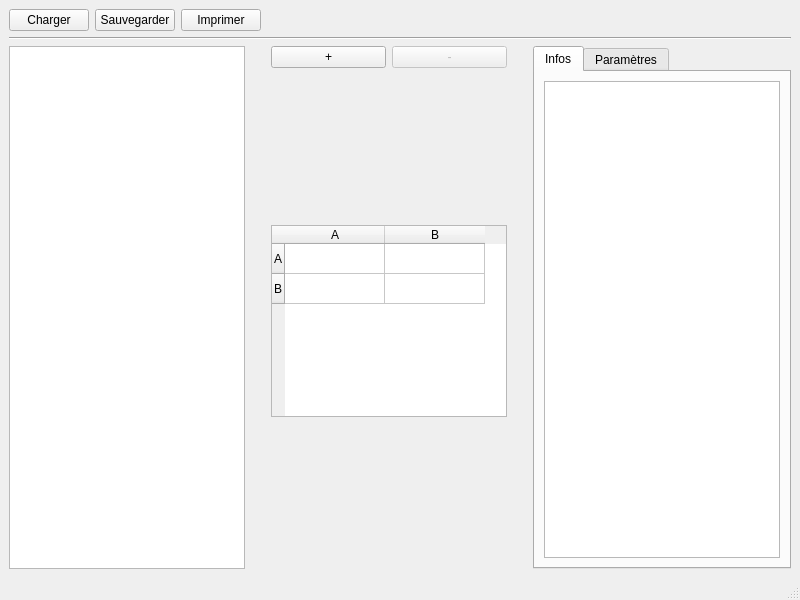
This is mainwindow.ui in safirex/Matrix-editor as Qt 5 draws it before an edit. The edited form follows.
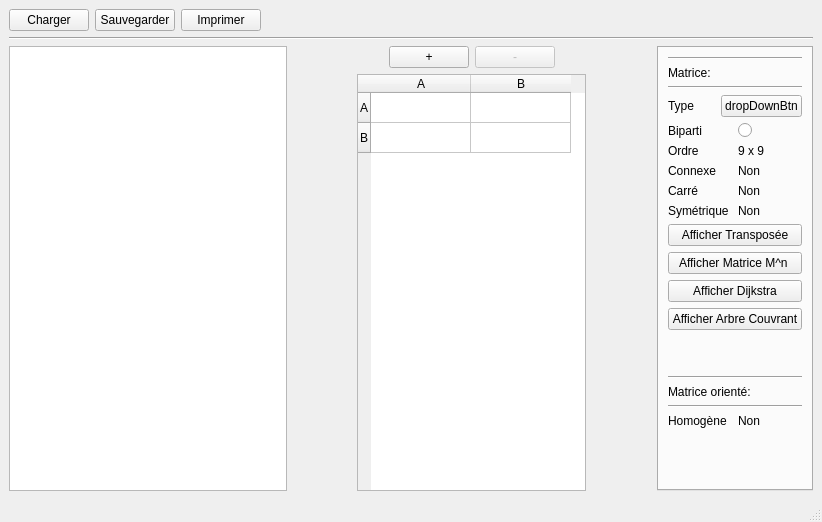
This is the edited form. Custom widgets are drawn as their Qt base class.

The edit to the form file:
```diff
--- a/mainwindow.ui
+++ b/mainwindow.ui
@@ -6,10 +6,15 @@
    <rect>
     <x>0</x>
     <y>0</y>
-    <width>800</width>
-    <height>600</height>
+    <width>822</width>
+    <height>522</height>
    </rect>
   </property>
+  <property name="font">
+   <font>
+    <family>MS Shell Dlg 2</family>
+   </font>
+  </property>
   <property name="windowTitle">
    <string>MainWindow</string>
   </property>
@@ -65,7 +70,7 @@
       <item>
        <widget class="QGraphicsView" name="graphicsView">
         <property name="sizePolicy">
-         <sizepolicy hsizetype="Expanding" vsizetype="Expanding">
+         <sizepolicy hsizetype="MinimumExpanding" vsizetype="Preferred">
           <horstretch>0</horstretch>
           <verstretch>0</verstretch>
          </sizepolicy>
@@ -77,6 +82,9 @@
         <property name="orientation">
          <enum>Qt::Horizontal</enum>
         </property>
+        <property name="sizeType">
+         <enum>QSizePolicy::Minimum</enum>
+        </property>
         <property name="sizeHint" stdset="0">
          <size>
           <width>40</width>
@@ -86,14 +94,36 @@
        </spacer>
       </item>
       <item>
-       <layout class="QGridLayout" name="gridLayout">
+       <layout class="QVBoxLayout" name="verticalLayout_4">
         <property name="sizeConstraint">
          <enum>QLayout::SetNoConstraint</enum>
         </property>
-        <item row="0" column="0">
+        <item>
          <layout class="QHBoxLayout" name="horizontalLayout_3">
+          <property name="sizeConstraint">
+           <enum>QLayout::SetNoConstraint</enum>
+          </property>
+          <item>
+           <spacer name="horizontalSpacer_4">
+            <property name="orientation">
+             <enum>Qt::Horizontal</enum>
+            </property>
+            <property name="sizeHint" stdset="0">
+             <size>
+              <width>40</width>
+              <height>20</height>
+             </size>
+            </property>
+           </spacer>
+          </item>
           <item>
            <widget class="QPushButton" name="addButton">
+            <property name="sizePolicy">
+             <sizepolicy hsizetype="Expanding" vsizetype="Fixed">
+              <horstretch>0</horstretch>
+              <verstretch>0</verstretch>
+             </sizepolicy>
+            </property>
             <property name="text">
              <string>+</string>
             </property>
@@ -104,14 +134,33 @@
             <property name="enabled">
              <bool>false</bool>
             </property>
+            <property name="sizePolicy">
+             <sizepolicy hsizetype="Expanding" vsizetype="Fixed">
+              <horstretch>0</horstretch>
+              <verstretch>0</verstretch>
+             </sizepolicy>
+            </property>
             <property name="text">
              <string>-</string>
             </property>
            </widget>
           </item>
+          <item>
+           <spacer name="horizontalSpacer_5">
+            <property name="orientation">
+             <enum>Qt::Horizontal</enum>
+            </property>
+            <property name="sizeHint" stdset="0">
+             <size>
+              <width>40</width>
+              <height>20</height>
+             </size>
+            </property>
+           </spacer>
+          </item>
          </layout>
         </item>
-        <item row="1" column="0" alignment="Qt::AlignHCenter|Qt::AlignVCenter">
+        <item alignment="Qt::AlignHCenter">
          <widget class="MatriceTable" name="tableWidget">
           <property name="sizePolicy">
            <sizepolicy hsizetype="Preferred" vsizetype="Preferred">
@@ -119,6 +168,24 @@
             <verstretch>0</verstretch>
            </sizepolicy>
           </property>
+          <property name="frameShape">
+           <enum>QFrame::StyledPanel</enum>
+          </property>
+          <property name="frameShadow">
+           <enum>QFrame::Sunken</enum>
+          </property>
+          <property name="verticalScrollBarPolicy">
+           <enum>Qt::ScrollBarAsNeeded</enum>
+          </property>
+          <property name="sizeAdjustPolicy">
+           <enum>QAbstractScrollArea::AdjustToContents</enum>
+          </property>
+          <property name="autoScroll">
+           <bool>false</bool>
+          </property>
+          <property name="selectionBehavior">
+           <enum>QAbstractItemView::SelectItems</enum>
+          </property>
           <row>
            <property name="text">
             <string>A</string>
@@ -140,8 +207,8 @@
            </property>
           </column>
           <item row="0" column="0">
-           <property name="flags">
-            <set>ItemIsSelectable|ItemIsDragEnabled|ItemIsDropEnabled|ItemIsUserCheckable|ItemIsEnabled</set>
+           <property name="text">
+            <string/>
            </property>
           </item>
          </widget>
@@ -153,6 +220,9 @@
         <property name="orientation">
          <enum>Qt::Horizontal</enum>
         </property>
+        <property name="sizeType">
+         <enum>QSizePolicy::Minimum</enum>
+        </property>
         <property name="sizeHint" stdset="0">
          <size>
           <width>40</width>
@@ -163,6 +233,12 @@
       </item>
       <item>
        <widget class="QTabWidget" name="tabWidget">
+        <property name="sizePolicy">
+         <sizepolicy hsizetype="Minimum" vsizetype="Expanding">
+          <horstretch>0</horstretch>
+          <verstretch>0</verstretch>
+         </sizepolicy>
+        </property>
         <property name="currentIndex">
          <number>0</number>
         </property>
@@ -188,21 +264,255 @@
          <attribute name="title">
           <string>Infos</string>
          </attribute>
-         <layout class="QVBoxLayout" name="verticalLayout_3">
+         <layout class="QHBoxLayout" name="horizontalLayout_8">
           <item>
            <layout class="QVBoxLayout" name="verticalLayout_2">
             <item>
-             <widget class="QListView" name="listView"/>
+             <widget class="Line" name="line_5">
+              <property name="orientation">
+               <enum>Qt::Horizontal</enum>
+              </property>
+             </widget>
+            </item>
+            <item>
+             <layout class="QHBoxLayout" name="horizontalLayout_4" stretch="0">
+              <item>
+               <widget class="QLabel" name="label_2">
+                <property name="text">
+                 <string>Matrice:</string>
+                </property>
+               </widget>
+              </item>
+             </layout>
+            </item>
+            <item>
+             <widget class="Line" name="line_4">
+              <property name="orientation">
+               <enum>Qt::Horizontal</enum>
+              </property>
+             </widget>
+            </item>
+            <item>
+             <layout class="QHBoxLayout" name="horizontalLayout_14" stretch="0,0">
+              <item>
+               <widget class="QLabel" name="label_17">
+                <property name="text">
+                 <string>Type</string>
+                </property>
+               </widget>
+              </item>
+              <item>
+               <widget class="QPushButton" name="pushButton_3">
+                <property name="sizePolicy">
+                 <sizepolicy hsizetype="Preferred" vsizetype="Fixed">
+                  <horstretch>0</horstretch>
+                  <verstretch>0</verstretch>
+                 </sizepolicy>
+                </property>
+                <property name="text">
+                 <string>dropDownBtn</string>
+                </property>
+               </widget>
+              </item>
+             </layout>
+            </item>
+            <item>
+             <layout class="QHBoxLayout" name="horizontalLayout_15" stretch="0,0">
+              <item>
+               <widget class="QLabel" name="label_18">
+                <property name="text">
+                 <string>Biparti</string>
+                </property>
+               </widget>
+              </item>
+              <item>
+               <widget class="QRadioButton" name="radioButton">
+                <property name="text">
+                 <string/>
+                </property>
+               </widget>
+              </item>
+             </layout>
+            </item>
+            <item>
+             <layout class="QHBoxLayout" name="horizontalLayout_7" stretch="0,0">
+              <item>
+               <widget class="QLabel" name="label_7">
+                <property name="text">
+                 <string>Ordre</string>
+                </property>
+               </widget>
+              </item>
+              <item>
+               <widget class="QLabel" name="label">
+                <property name="text">
+                 <string>9 x 9 </string>
+                </property>
+               </widget>
+              </item>
+             </layout>
+            </item>
+            <item>
+             <layout class="QHBoxLayout" name="horizontalLayout_5" stretch="0,0">
+              <item>
+               <widget class="QLabel" name="label_3">
+                <property name="text">
+                 <string>Connexe</string>
+                </property>
+               </widget>
+              </item>
+              <item>
+               <widget class="QLabel" name="label_4">
+                <property name="text">
+                 <string>Non</string>
+                </property>
+               </widget>
+              </item>
+             </layout>
+            </item>
+            <item>
+             <layout class="QHBoxLayout" name="horizontalLayout_6" stretch="0,0">
+              <item>
+               <widget class="QLabel" name="label_5">
+                <property name="text">
+                 <string>Carré</string>
+                </property>
+               </widget>
+              </item>
+              <item>
+               <widget class="QLabel" name="label_6">
+                <property name="text">
+                 <string>Non</string>
+                </property>
+               </widget>
+              </item>
+             </layout>
+            </item>
+            <item>
+             <layout class="QHBoxLayout" name="horizontalLayout_9" stretch="0,0">
+              <item>
+               <widget class="QLabel" name="label_8">
+                <property name="text">
+                 <string>Symétrique</string>
+                </property>
+               </widget>
+              </item>
+              <item>
+               <widget class="QLabel" name="label_9">
+                <property name="text">
+                 <string>Non</string>
+                </property>
+               </widget>
+              </item>
+             </layout>
+            </item>
+            <item>
+             <widget class="QPushButton" name="pushButton_2">
+              <property name="text">
+               <string>Afficher Transposée</string>
+              </property>
+             </widget>
+            </item>
+            <item>
+             <widget class="QPushButton" name="pushButton">
+              <property name="text">
+               <string>Afficher Matrice M^n </string>
+              </property>
+             </widget>
+            </item>
+            <item>
+             <widget class="QPushButton" name="pushButton_4">
+              <property name="text">
+               <string>Afficher Dijkstra</string>
+              </property>
+             </widget>
+            </item>
+            <item>
+             <widget class="QPushButton" name="pushButton_5">
+              <property name="text">
+               <string>Afficher Arbre Couvrant</string>
+              </property>
+             </widget>
+            </item>
+            <item>
+             <spacer name="verticalSpacer_5">
+              <property name="orientation">
+               <enum>Qt::Vertical</enum>
+              </property>
+              <property name="sizeType">
+               <enum>QSizePolicy::Minimum</enum>
+              </property>
+              <property name="sizeHint" stdset="0">
+               <size>
+                <width>20</width>
+                <height>40</height>
+               </size>
+              </property>
+             </spacer>
+            </item>
+            <item>
+             <widget class="Line" name="line_2">
+              <property name="orientation">
+               <enum>Qt::Horizontal</enum>
+              </property>
+             </widget>
+            </item>
+            <item>
+             <layout class="QHBoxLayout" name="horizontalLayout_12" stretch="0">
+              <item>
+               <widget class="QLabel" name="label_14">
+                <property name="text">
+                 <string>Matrice orienté:</string>
+                </property>
+               </widget>
+              </item>
+             </layout>
+            </item>
+            <item>
+             <widget class="Line" name="line_3">
+              <property name="orientation">
+               <enum>Qt::Horizontal</enum>
+              </property>
+             </widget>
+            </item>
+            <item>
+             <layout class="QHBoxLayout" name="horizontalLayout_13" stretch="0,0">
+              <item>
+               <widget class="QLabel" name="label_15">
+                <property name="text">
+                 <string>Homogène</string>
+                </property>
+               </widget>
+              </item>
+              <item>
+               <widget class="QLabel" name="label_16">
+                <property name="text">
+                 <string>Non</string>
+                </property>
+               </widget>
+              </item>
+             </layout>
+            </item>
+            <item>
+             <spacer name="verticalSpacer_7">
+              <property name="orientation">
+               <enum>Qt::Vertical</enum>
+              </property>
+              <property name="sizeType">
+               <enum>QSizePolicy::Expanding</enum>
+              </property>
+              <property name="sizeHint" stdset="0">
+               <size>
+                <width>20</width>
+                <height>40</height>
+               </size>
+              </property>
+             </spacer>
             </item>
            </layout>
           </item>
          </layout>
         </widget>
-        <widget class="QWidget" name="Tab2">
-         <attribute name="title">
-          <string>Paramètres</string>
-         </attribute>
-        </widget>
        </widget>
       </item>
      </layout>
```
Left out of the diff: 45 changed lines with no effect on the pictures.
